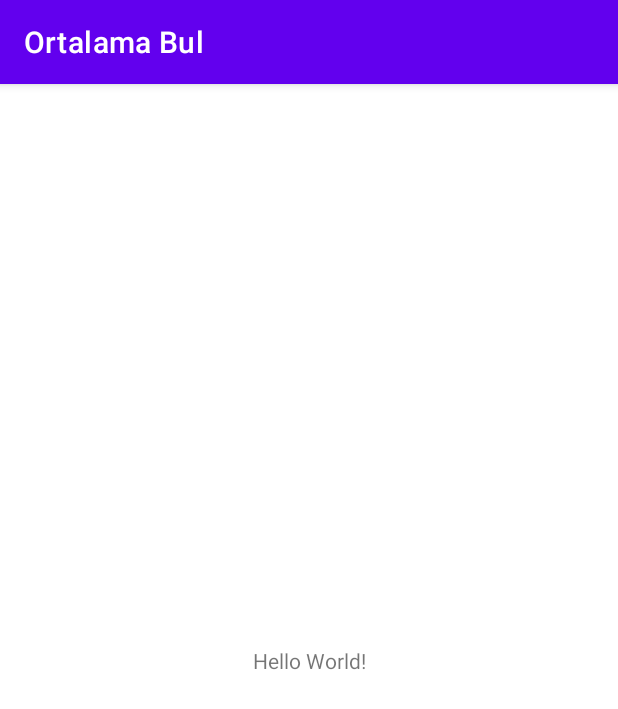
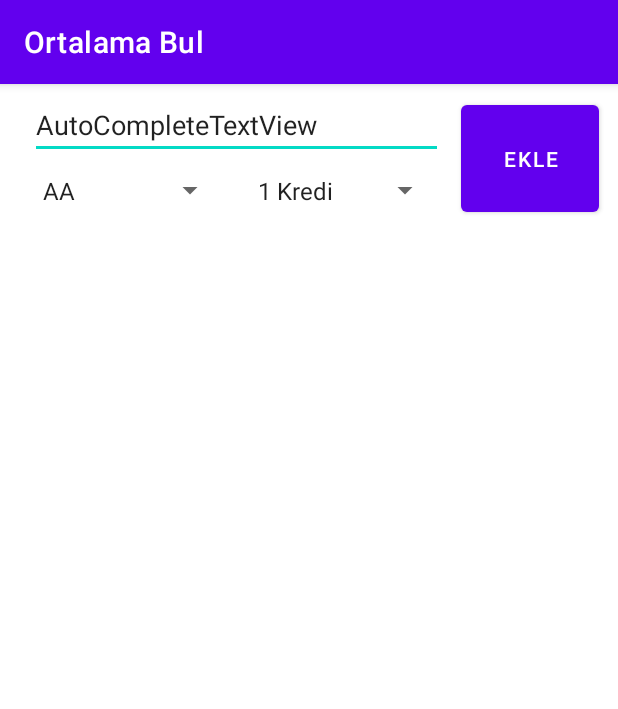
Before and after one commit to 1hakann/OrtalamaBul, an Android app: the screen it shows after launch (MainActivity), on a phone screen of 412 x 824 dp. Shown: the top 709 px of the screen. Run offline under Robolectric (Android 15) with nearby library versions, the phone set to English and light mode, and no system bars.

Commit message:
linear layout ve constraint iç içe kullanıldı. tasarıma başlandı. statik veriler eklendi. spinner ve tv ve button kullanıldı.

```diff
--- a/app/src/main/res/layout/activity_main.xml
+++ b/app/src/main/res/layout/activity_main.xml
@@ -1,18 +1,64 @@
 <?xml version="1.0" encoding="utf-8"?>
-<androidx.constraintlayout.widget.ConstraintLayout xmlns:android="http://schemas.android.com/apk/res/android"
+<androidx.appcompat.widget.LinearLayoutCompat xmlns:android="http://schemas.android.com/apk/res/android"
     xmlns:app="http://schemas.android.com/apk/res-auto"
     xmlns:tools="http://schemas.android.com/tools"
     android:layout_width="match_parent"
     android:layout_height="match_parent"
+    android:orientation="vertical"
     tools:context=".MainActivity">
 
-    <TextView
-        android:layout_width="wrap_content"
-        android:layout_height="wrap_content"
-        android:text="Hello World!"
-        app:layout_constraintBottom_toBottomOf="parent"
-        app:layout_constraintLeft_toLeftOf="parent"
-        app:layout_constraintRight_toRightOf="parent"
-        app:layout_constraintTop_toTopOf="parent" />
+    <androidx.constraintlayout.widget.ConstraintLayout
+        android:layout_width="match_parent"
+        android:layout_height="300dp">
 
-</androidx.constraintlayout.widget.ConstraintLayout>
+        <AutoCompleteTextView
+            android:id="@+id/tvDersler"
+            android:layout_width="275dp"
+            android:layout_height="42dp"
+            android:layout_marginStart="8dp"
+            android:layout_marginTop="8dp"
+            android:text="@string/autocompletetextview"
+            app:layout_constraintEnd_toStartOf="@+id/btnEkle"
+            app:layout_constraintStart_toStartOf="parent"
+            app:layout_constraintTop_toTopOf="parent"
+            tools:ignore="LabelFor,MissingConstraints" />
+
+        <Spinner
+            android:id="@+id/spHarf"
+            android:layout_width="130dp"
+            android:layout_height="38dp"
+            android:layout_marginEnd="8dp"
+            android:entries="@array/TumNotlar"
+            app:layout_constraintBottom_toBottomOf="@+id/btnEkle"
+            app:layout_constraintEnd_toStartOf="@+id/spKredi"
+            app:layout_constraintStart_toStartOf="@+id/tvDersler"
+            app:layout_constraintTop_toBottomOf="@+id/tvDersler"
+            tools:ignore="MissingConstraints" />
+
+        <Spinner
+            android:id="@+id/spKredi"
+            android:layout_width="130dp"
+            android:layout_height="38dp"
+            android:layout_marginStart="4dp"
+            android:entries="@array/krediler"
+            app:layout_constraintBottom_toBottomOf="@+id/btnEkle"
+            app:layout_constraintEnd_toEndOf="@+id/tvDersler"
+            app:layout_constraintStart_toEndOf="@+id/spHarf"
+            app:layout_constraintTop_toBottomOf="@+id/tvDersler"
+            tools:ignore="MissingConstraints" />
+
+        <Button
+            android:id="@+id/btnEkle"
+            android:layout_width="92dp"
+            android:layout_height="83dp"
+            android:layout_marginStart="16dp"
+            android:layout_marginEnd="16dp"
+            android:layout_marginBottom="209dp"
+            android:text="@string/ekle"
+            app:layout_constraintBottom_toBottomOf="parent"
+            app:layout_constraintEnd_toEndOf="parent"
+            app:layout_constraintStart_toEndOf="@+id/spKredi"
+            app:layout_constraintTop_toTopOf="@+id/tvDersler"
+            tools:ignore="MissingConstraints" />
+    </androidx.constraintlayout.widget.ConstraintLayout>
+</androidx.appcompat.widget.LinearLayoutCompat>
--- /dev/null
+++ b/app/src/main/res/values/array.xml
@@ -0,0 +1,25 @@
+<?xml version="1.0" encoding="utf-8"?>
+<resources>
+    <string-array name="TumNotlar">
+        <item>AA</item>
+        <item>BA</item>
+        <item>BB</item>
+        <item>CB</item>
+        <item>CC</item>
+        <item>DC</item>
+        <item>DD</item>
+        <item>FF</item>
+    </string-array>
+    <string-array name="krediler">
+        <item>1 Kredi</item>
+        <item>2 Kredi</item>
+        <item>3 Kredi</item>
+        <item>4 Kredi</item>
+        <item>5 Kredi</item>
+        <item>6 Kredi</item>
+        <item>7 Kredi</item>
+        <item>8 Kredi</item>
+        <item>9 Kredi</item>
+        <item>10 Kredi</item>
+    </string-array>
+</resources>
--- a/app/src/main/res/values/strings.xml
+++ b/app/src/main/res/values/strings.xml
@@ -1,3 +1,5 @@
 <resources>
     <string name="app_name">Ortalama Bul</string>
+    <string name="ekle">Ekle</string>
+    <string name="autocompletetextview">AutoCompleteTextView</string>
 </resources>
```
